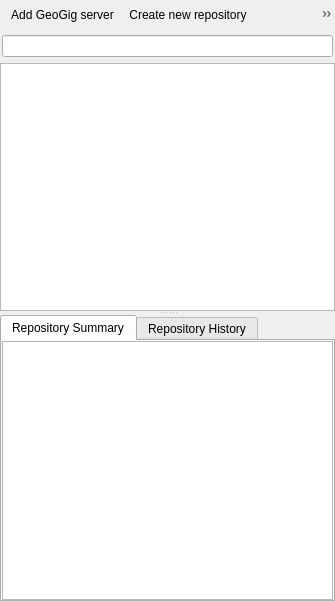
This is geogig/ui/navigatordialog.ui in boundlessgeo/qgis-geogiglight-plugin as Qt 5 draws it before an edit. The edited form follows.
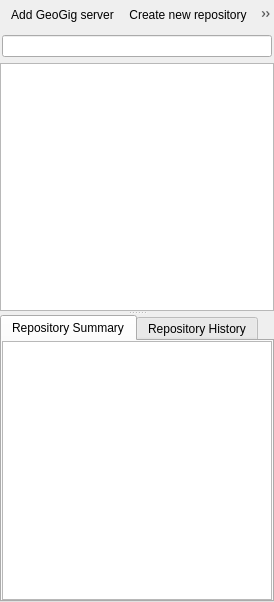
This is the edited form. Custom widgets are drawn as their Qt base class.

Commit message: add Help button linked with plugin documentaion

Diff of the .ui file:
```diff
--- a/geogig/ui/navigatordialog.ui
+++ b/geogig/ui/navigatordialog.ui
@@ -6,7 +6,7 @@
    <rect>
     <x>0</x>
     <y>0</y>
-    <width>335</width>
+    <width>274</width>
     <height>602</height>
    </rect>
   </property>
@@ -42,6 +42,7 @@
       <addaction name="actionShowFilter"/>
       <addaction name="actionDelete"/>
       <addaction name="actionEdit"/>
+      <addaction name="actionHelp"/>
      </widget>
     </item>
     <item>
@@ -250,6 +251,14 @@
     <string>Edit</string>
    </property>
   </action>
+  <action name="actionHelp">
+   <property name="text">
+    <string>Help</string>
+   </property>
+   <property name="toolTip">
+    <string>Help</string>
+   </property>
+  </action>
  </widget>
  <customwidgets>
   <customwidget>
```
The commit also changes 1 other file.
